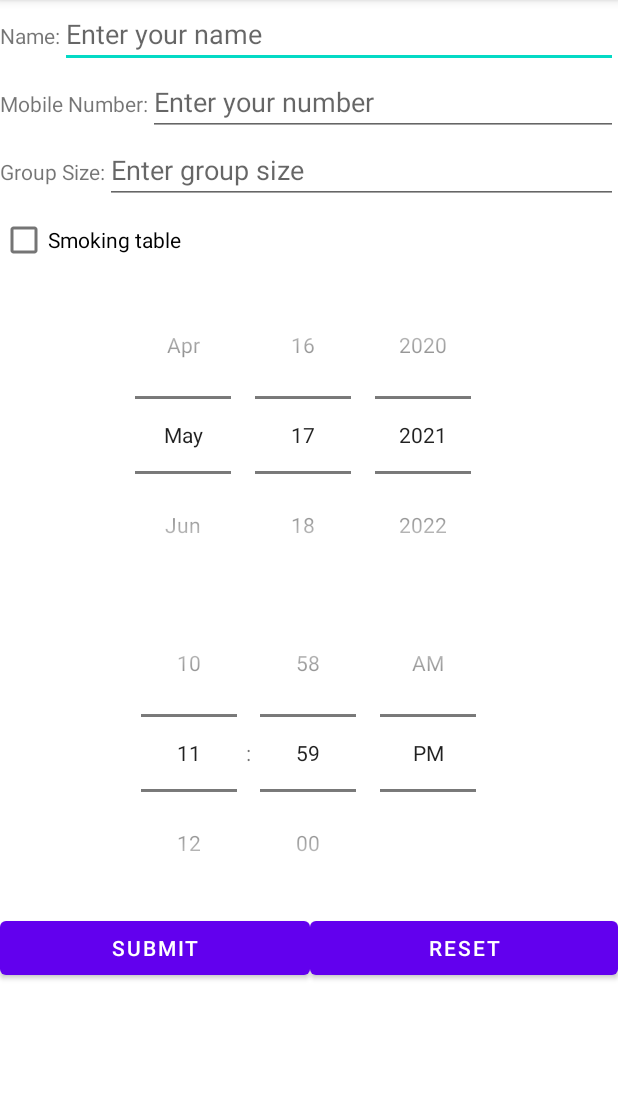
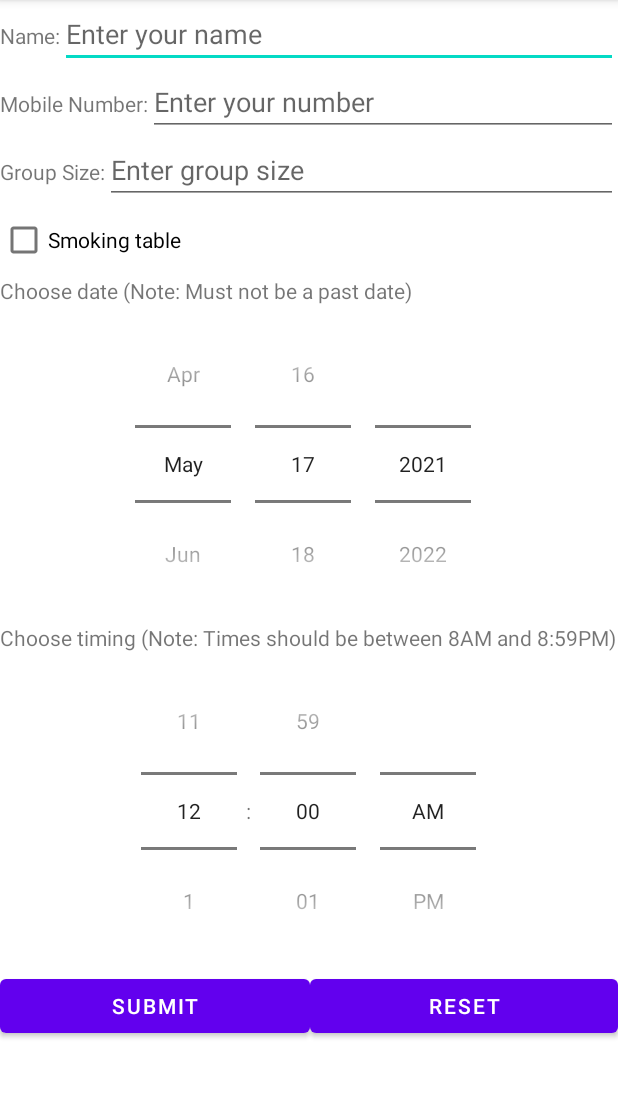
Before and after one commit to Clement-Kwa/L04Reservation, an Android app: the screen it shows after launch (MainActivity), after a tap on "SUBMIT", on a phone screen of 412 x 824 dp, the part 84-1181 px from its top. Run offline under Robolectric (Android 15) with nearby library versions, the phone set to English and light mode, and no system bars.

Commit message:
Added: -Minimum date to current time (older dates are forbidden) -Additional comments -I hate the quiz

```diff
--- a/app/src/main/java/sg/edu/rp/c346/id20002694/l04reservation/MainActivity.java
+++ b/app/src/main/java/sg/edu/rp/c346/id20002694/l04reservation/MainActivity.java
@@ -34,6 +34,8 @@ public class MainActivity extends AppCompatActivity {
 
         tp = findViewById(R.id. tp);
         dp = findViewById(R.id. dp);
+        //this will force set the dp to current date. It will be impossible to enter a older date
+        dp.setMinDate(System.currentTimeMillis() - 1000);
 
         submit = findViewById(R.id. btnSub);
         reset = findViewById(R.id. btnReset);
@@ -68,7 +70,8 @@ public class MainActivity extends AppCompatActivity {
             public void onClick(View v) {
                 String result = "";
                 String date = (dp.getDayOfMonth()+"/"+(dp.getMonth()+1)+"/"+dp.getYear());
-                String time = String.format("%02d:%02d", tp.getCurrentHour(),tp.getCurrentMinute());
+
+                String formattedTime = String.format("%02d:%02d", tp.getCurrentHour(),tp.getCurrentMinute());
 
                 //check for empty fields
                 //need to make new vars for ease of reading
@@ -76,19 +79,32 @@ public class MainActivity extends AppCompatActivity {
                 String b = num.getText().toString();
                 String c = size.getText().toString();
 
-                if( a.isEmpty() ||b.isEmpty()||c.isEmpty() ){
-                    //if fields are empty
-                    result+="Fill in all fields to continue.";
+                if( !a.isEmpty() || !b.isEmpty()|| !c.isEmpty() ){
+
+                        result += "Name: "+name.getText().toString()+", Number: "+ num.getText().toString()+", Group size: "+size.getText().toString()
+                                + ", Date: "+date+", Time: "+formattedTime+", Smoking table: "+smoke.isChecked();
+
                 }
                 else{
-                    //else fields are filled
-                    result += "Name: "+name.getText().toString()+", Number: "+ num.getText().toString()+", Group size: "+size.getText().toString()
-                            + ", Date: "+date+", Time: "+time+", Smoking table: "+smoke.isChecked();
+
+                    result+="Fill in all fields inputs to continue.";
+
                 }
 
                 Toast.makeText(MainActivity.this, result, Toast.LENGTH_LONG).show();
             }
         });
 
+        tp.setOnTimeChangedListener(new TimePicker.OnTimeChangedListener() {
+            @Override
+            public void onTimeChanged(TimePicker view, int hourOfDay, int minute) {
+                if(hourOfDay>21){
+                        tp.setCurrentHour(20);
+                }
+                else if (hourOfDay < 8){
+                    tp.setCurrentHour(20);
+                }
+            }
+        });
     }
 }
--- a/app/src/main/res/layout/activity_main.xml
+++ b/app/src/main/res/layout/activity_main.xml
@@ -78,12 +78,24 @@
         android:layout_height="wrap_content"
         android:text="@string/smoke" />
 
+    <TextView
+        android:id="@+id/textView2"
+        android:layout_width="match_parent"
+        android:layout_height="wrap_content"
+        android:text="@string/date" />
+
     <DatePicker
         android:id="@+id/dp"
         android:layout_width="match_parent"
         android:layout_height="wrap_content"
         android:calendarViewShown="false"
         android:datePickerMode="spinner" />
+
+    <TextView
+        android:id="@+id/textView"
+        android:layout_width="match_parent"
+        android:layout_height="wrap_content"
+        android:text="@string/time" />
 
     <TimePicker
         android:id="@+id/tp"
--- a/app/src/main/res/values/strings.xml
+++ b/app/src/main/res/values/strings.xml
@@ -7,6 +7,7 @@
     <string name="smoke">Smoking table</string>
     <string name="reset">Reset</string>
     <string name="submit">Submit</string>
-
+    <string name="time">Choose timing (Note: Times should be between 8AM and 8:59PM)</string>
+    <string name="date">Choose date (Note: Must not be a past date)</string>
 
 </resources>
```
